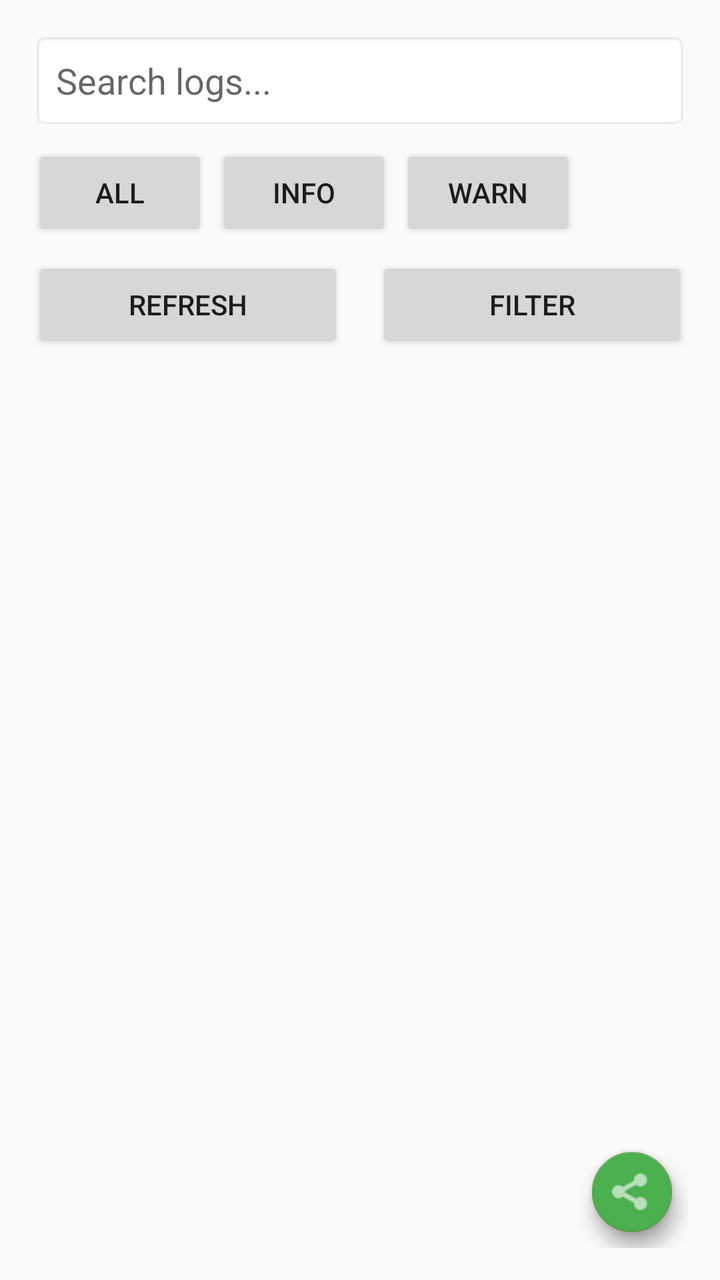
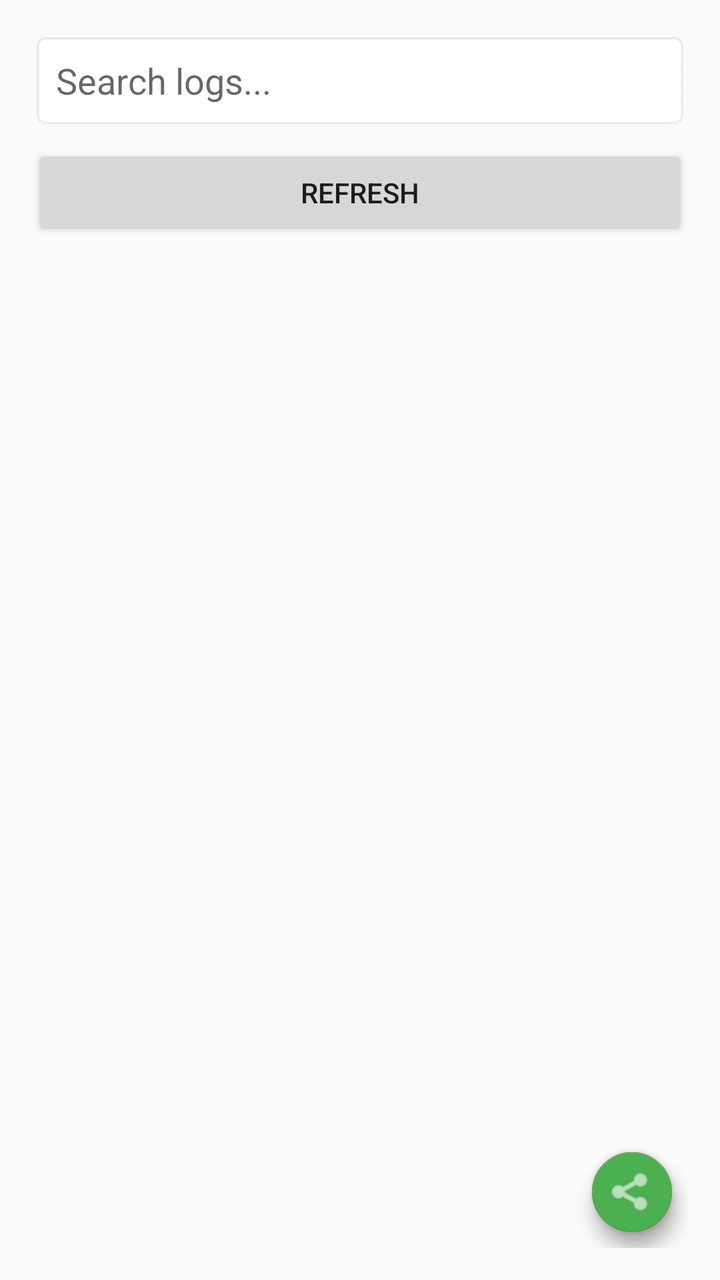

Before-and-after screenshots of an Android layout around one commit, followed by the original layout XML and the change that was made.
<!-- AndroidManifest.xml: application theme Theme.ShizuPosedManager -->
<!-- res/layout/fragment_logs.xml -->
<?xml version="1.0" encoding="utf-8"?>
<androidx.constraintlayout.widget.ConstraintLayout 
    xmlns:android="http://schemas.android.com/apk/res/android"
    xmlns:app="http://schemas.android.com/apk/res-auto"
    xmlns:tools="http://schemas.android.com/tools"
    android:layout_width="match_parent"
    android:layout_height="match_parent"
    android:padding="16dp">

    
    <EditText
        android:id="@+id/etSearchLogs"
        android:layout_width="match_parent"
        android:layout_height="wrap_content"
        android:hint="Search logs..."
        android:inputType="text"
        android:padding="12dp"
        android:background="@android:drawable/editbox_background"
        app:layout_constraintTop_toTopOf="parent"
        app:layout_constraintStart_toStartOf="parent"
        app:layout_constraintEnd_toEndOf="parent" />

    
    <LinearLayout
        android:id="@+id/chipGroup"
        android:layout_width="match_parent"
        android:layout_height="wrap_content"
        android:orientation="horizontal"
        android:layout_marginTop="8dp"
        app:layout_constraintTop_toBottomOf="@id/etSearchLogs"
        app:layout_constraintStart_toStartOf="parent"
        app:layout_constraintEnd_toEndOf="parent">

        <Button
            android:id="@+id/chipAll"
            android:layout_width="wrap_content"
            android:layout_height="wrap_content"
            android:text="All"
            android:layout_marginEnd="4dp" />

        <Button
            android:id="@+id/chipEnabled"
            android:layout_width="wrap_content"
            android:layout_height="wrap_content"
            android:text="Info"
            android:layout_marginEnd="4dp" />

        <Button
            android:id="@+id/chipDisabled"
            android:layout_width="wrap_content"
            android:layout_height="wrap_content"
            android:text="Warn" />

    </LinearLayout>

    
    <LinearLayout
        android:id="@+id/controlButtons"
        android:layout_width="match_parent"
        android:layout_height="wrap_content"
        android:orientation="horizontal"
        android:layout_marginTop="8dp"
        app:layout_constraintTop_toBottomOf="@id/chipGroup"
        app:layout_constraintStart_toStartOf="parent"
        app:layout_constraintEnd_toEndOf="parent">

        <Button
            android:id="@+id/btnRefresh"
            android:layout_width="0dp"
            android:layout_height="wrap_content"
            android:layout_weight="1"
            android:text="Refresh"
            android:layout_marginEnd="8dp" />

        <Button
            android:id="@+id/btnFilter"
            android:layout_width="0dp"
            android:layout_height="wrap_content"
            android:layout_weight="1"
            android:text="Filter"
            android:layout_marginStart="8dp" />

    </LinearLayout>

    
    <ProgressBar
        android:id="@+id/progressIndicator"
        android:layout_width="match_parent"
        android:layout_height="4dp"
        android:visibility="gone"
        android:progressTint="?attr/colorPrimary"
        app:layout_constraintTop_toBottomOf="@id/controlButtons"
        app:layout_constraintStart_toStartOf="parent"
        app:layout_constraintEnd_toEndOf="parent" />

    
    <androidx.recyclerview.widget.RecyclerView
        android:id="@+id/logRecyclerView"
        android:layout_width="0dp"
        android:layout_height="0dp"
        android:layout_marginTop="8dp"
        app:layout_constraintTop_toBottomOf="@id/progressIndicator"
        app:layout_constraintBottom_toTopOf="@id/fabClearLogs"
        app:layout_constraintStart_toStartOf="parent"
        app:layout_constraintEnd_toEndOf="parent" />

    
    <TextView
        android:id="@+id/tvEmptyState"
        android:layout_width="wrap_content"
        android:layout_height="wrap_content"
        android:text="No logs available"
        android:textSize="16sp"
        android:textColor="?android:attr/textColorSecondary"
        android:visibility="gone"
        app:layout_constraintTop_toTopOf="@id/logRecyclerView"
        app:layout_constraintBottom_toBottomOf="@id/logRecyclerView"
        app:layout_constraintStart_toStartOf="parent"
        app:layout_constraintEnd_toEndOf="parent" />

    
    <com.google.android.material.floatingactionbutton.FloatingActionButton
        android:id="@+id/fabClearLogs"
        android:layout_width="wrap_content"
        android:layout_height="wrap_content"
        android:layout_margin="8dp"
        android:src="@android:drawable/ic_menu_delete"
        app:backgroundTint="@android:color/holo_red_light"
        app:tint="@android:color/white"
        app:fabSize="mini"
        app:layout_constraintBottom_toBottomOf="parent"
        app:layout_constraintEnd_toEndOf="parent" />

    <com.google.android.material.floatingactionbutton.FloatingActionButton
        android:id="@+id/fabExportLogs"
        android:layout_width="wrap_content"
        android:layout_height="wrap_content"
        android:layout_margin="8dp"
        android:layout_marginEnd="64dp"
        android:src="@android:drawable/ic_menu_share"
        app:backgroundTint="?attr/colorPrimary"
        app:tint="@android:color/white"
        app:fabSize="mini"
        app:layout_constraintBottom_toBottomOf="parent"
        app:layout_constraintEnd_toEndOf="parent" />

</androidx.constraintlayout.widget.ConstraintLayout>
<!-- resources referenced by this layout -->
<resources>
  <style name="Theme.ShizuPosedManager" parent="Theme.AppCompat.DayNight.NoActionBar">
          
          <item name="colorPrimary">@color/md_theme_light_primary</item>
          <item name="colorPrimaryDark">@color/md_theme_light_primaryContainer</item>
          <item name="colorAccent">@color/md_theme_light_secondary</item>
  
          
          <item name="android:windowBackground">@color/md_theme_light_surface</item>
          <item name="android:colorBackground">@color/md_theme_light_surface</item>
  
          
          <item name="android:windowFullscreen">false</item>
          <item name="android:windowContentOverlay">@null</item>
          <item name="android:windowNoTitle">true</item>
          <item name="android:windowActionBar">false</item>
  
          
          <item name="android:statusBarColor">?attr/colorPrimary</item>
          <item name="android:windowLightStatusBar" tools:targetApi="m">true</item>
  
          
          <item name="android:navigationBarColor">@color/md_theme_light_surface</item>
          <item name="android:windowLightNavigationBar" tools:targetApi="o_mr1">true</item>
  
          
          <item name="android:windowAnimationStyle">@style/Animation.Activity</item>
      </style>
  <color name="md_theme_light_primary">#4CAF50</color>
  <color name="md_theme_light_primaryContainer">#C8E6C9</color>
  <color name="md_theme_light_secondary">#558B2F</color>
  <color name="md_theme_light_surface">#FAFAFA</color>
  <style name="Animation.Activity" parent="@android:style/Animation.Activity">
          <item name="android:activityOpenEnterAnimation">@android:anim/fade_in</item>
          <item name="android:activityOpenExitAnimation">@android:anim/fade_out</item>
          <item name="android:activityCloseEnterAnimation">@android:anim/fade_in</item>
          <item name="android:activityCloseExitAnimation">@android:anim/fade_out</item>
      </style>
</resources>

<!-- the commit's change to res/layout/fragment_logs.xml (unified diff, before → after) -->
@@ -1,8 +1,7 @@
 <?xml version="1.0" encoding="utf-8"?>
-<androidx.constraintlayout.widget.ConstraintLayout 
+<androidx.constraintlayout.widget.ConstraintLayout
     xmlns:android="http://schemas.android.com/apk/res/android"
     xmlns:app="http://schemas.android.com/apk/res-auto"
-    xmlns:tools="http://schemas.android.com/tools"
     android:layout_width="match_parent"
     android:layout_height="match_parent"
     android:padding="16dp">
@@ -16,71 +15,21 @@
         android:inputType="text"
         android:padding="12dp"
         android:background="@android:drawable/editbox_background"
+        android:importantForAutofill="no"
         app:layout_constraintTop_toTopOf="parent"
         app:layout_constraintStart_toStartOf="parent"
         app:layout_constraintEnd_toEndOf="parent" />
 
     
-    <LinearLayout
-        android:id="@+id/chipGroup"
+    <Button
+        android:id="@+id/btnRefresh"
         android:layout_width="match_parent"
         android:layout_height="wrap_content"
-        android:orientation="horizontal"
         android:layout_marginTop="8dp"
+        android:text="Refresh"
         app:layout_constraintTop_toBottomOf="@id/etSearchLogs"
         app:layout_constraintStart_toStartOf="parent"
-        app:layout_constraintEnd_toEndOf="parent">
-
-        <Button
-            android:id="@+id/chipAll"
-            android:layout_width="wrap_content"
-            android:layout_height="wrap_content"
-            android:text="All"
-            android:layout_marginEnd="4dp" />
-
-        <Button
-            android:id="@+id/chipEnabled"
-            android:layout_width="wrap_content"
-            android:layout_height="wrap_content"
-            android:text="Info"
-            android:layout_marginEnd="4dp" />
-
-        <Button
-            android:id="@+id/chipDisabled"
-            android:layout_width="wrap_content"
-            android:layout_height="wrap_content"
-            android:text="Warn" />
-
-    </LinearLayout>
-
-    
-    <LinearLayout
-        android:id="@+id/controlButtons"
-        android:layout_width="match_parent"
-        android:layout_height="wrap_content"
-        android:orientation="horizontal"
-        android:layout_marginTop="8dp"
-        app:layout_constraintTop_toBottomOf="@id/chipGroup"
-        app:layout_constraintStart_toStartOf="parent"
-        app:layout_constraintEnd_toEndOf="parent">
-
-        <Button
-            android:id="@+id/btnRefresh"
-            android:layout_width="0dp"
-            android:layout_height="wrap_content"
-            android:layout_weight="1"
-            android:text="Refresh"
-            android:layout_marginEnd="8dp" />
-
-        <Button
-            android:id="@+id/btnFilter"
-            android:layout_width="0dp"
-            android:layout_height="wrap_content"
-            android:layout_weight="1"
-            android:text="Filter"
-            android:layout_marginStart="8dp" />
-
-    </LinearLayout>
+        app:layout_constraintEnd_toEndOf="parent" />
 
     
     <ProgressBar
@@ -89,7 +38,7 @@
         android:layout_height="4dp"
         android:visibility="gone"
         android:progressTint="?attr/colorPrimary"
-        app:layout_constraintTop_toBottomOf="@id/controlButtons"
+        app:layout_constraintTop_toBottomOf="@id/btnRefresh"
         app:layout_constraintStart_toStartOf="parent"
         app:layout_constraintEnd_toEndOf="parent" />
 
@@ -100,7 +49,7 @@
         android:layout_height="0dp"
         android:layout_marginTop="8dp"
         app:layout_constraintTop_toBottomOf="@id/progressIndicator"
-        app:layout_constraintBottom_toTopOf="@id/fabClearLogs"
+        app:layout_constraintBottom_toBottomOf="parent"
         app:layout_constraintStart_toStartOf="parent"
         app:layout_constraintEnd_toEndOf="parent" />
 
